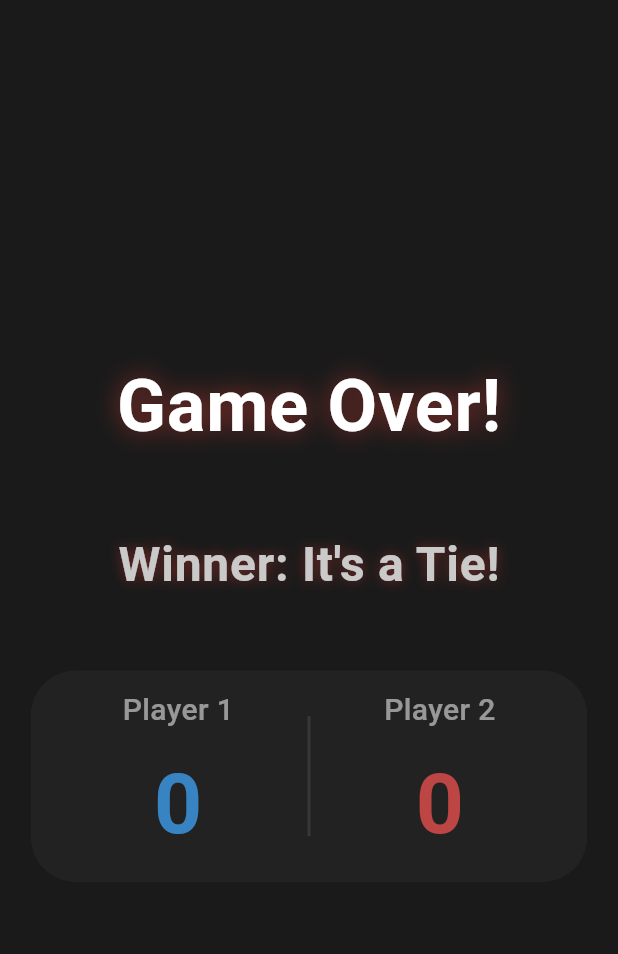
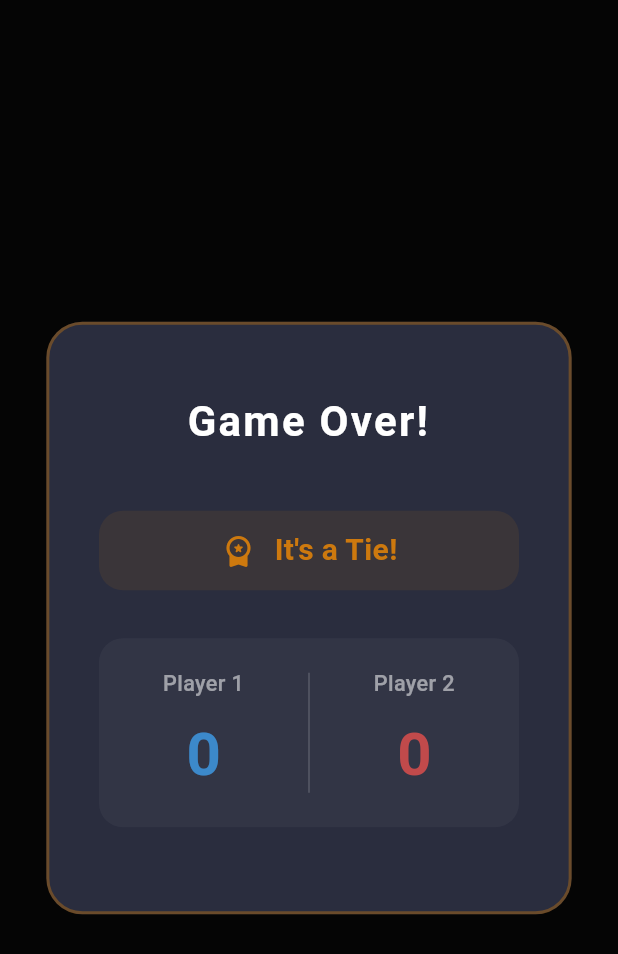
Before and after one commit to mustafaberat/click-battle-game, a Flutter app: the GameOverPopup widget shown alone on an empty page, opened directly with empty values, on a phone screen of 412 x 824 dp. Shown: the top 954 px of the screen. Run offline on Flutter 3.47's test engine with Material 3 defaults, Android fonts, the phone set to English and light mode, and no system bars; our stand-ins replace just_audio, shared_preferences; accounts and stored records are empty.

Commit message:
game over pop-up redesign

```diff
--- a/lib/screens/game/game_over_popup.dart
+++ b/lib/screens/game/game_over_popup.dart
@@ -24,7 +24,8 @@ class GameOverPopup extends StatefulWidget {
   State<GameOverPopup> createState() => _GameOverPopupState();
 }
 
-class _GameOverPopupState extends State<GameOverPopup> with TickerProviderStateMixin {
+class _GameOverPopupState extends State<GameOverPopup>
+    with TickerProviderStateMixin {
   late AnimationController _gameOverController;
   late AnimationController _resultController;
   late AnimationController _buttonsController;
@@ -122,215 +123,252 @@ class _GameOverPopupState extends State<GameOverPopup> with TickerProviderStateM
 
   @override
   Widget build(BuildContext context) {
-    final bool isWinner = widget.player1Score > widget.player2Score;
-    final Color winnerColor = isWinner ? Colors.blue[500]! : Colors.red[500]!;
-    final screenSize = MediaQuery.of(context).size;
     final localizationService = Provider.of<LocalizationService>(context);
 
-    return AbsorbPointer(
-      absorbing: !_canInteract,
+    final bool isTie = widget.player1Score == widget.player2Score;
+    final bool isPlayer1Winner = widget.player1Score > widget.player2Score;
+
+    final Color winnerColor = isTie
+        ? Colors.orangeAccent[400]!
+        : (isPlayer1Winner ? Colors.blue[400]! : Colors.red[400]!);
+
+    final String winnerText = isTie
+        ? localizationService.getText('tie')
+        : '${localizationService.getText('winner')}: ${widget.isSinglePlayer ? localizationService.getText(isPlayer1Winner ? 'player1' : 'robot') : localizationService.getText(isPlayer1Winner ? 'player1' : 'player2')}';
+
+    // Calculate safe font sizes for small screens
+    final double gameOverFontSize =
+        (MediaQuery.of(context).size.width * 0.07).clamp(20.0, 28.0);
+    final double winnerFontSize =
+        (MediaQuery.of(context).size.width * 0.05).clamp(16.0, 20.0);
+    final double scoreFontSize =
+        (MediaQuery.of(context).size.width * 0.1).clamp(28.0, 40.0);
+    final double labelFontSize =
+        (MediaQuery.of(context).size.width * 0.035).clamp(12.0, 16.0);
+
+    return Container(
+      width: double.infinity,
+      height: double.infinity,
+      color: Colors.black.withOpacity(0.8),
+      child: Center(
+        child: SingleChildScrollView(
+          child: Container(
+            width: MediaQuery.of(context).size.width * 0.85,
+            constraints: BoxConstraints(maxWidth: 400),
+            margin: EdgeInsets.symmetric(vertical: 24),
+            padding: EdgeInsets.all(24),
+            decoration: BoxDecoration(
+              color: Color(0xFF2A2D3E),
+              borderRadius: BorderRadius.circular(24),
+              border: Border.all(
+                color: winnerColor.withOpacity(0.3),
+                width: 2,
+              ),
+            ),
+            child: Column(
+              mainAxisSize: MainAxisSize.min,
+              children: [
+                // Game Over Text
+                Container(
+                  margin: EdgeInsets.only(top: 20),
+                  child: ScaleTransition(
+                    scale: _gameOverScale,
+                    child: Text(
+                      localizationService.getText('gameOver'),
+                      textAlign: TextAlign.center,
+                      style: TextStyle(
+                        color: Colors.white,
+                        fontSize: gameOverFontSize,
+                        fontWeight: FontWeight.bold,
+                        letterSpacing: 1.5,
+                      ),
+                    ),
+                  ),
+                ),
+                SizedBox(height: 40),
+
+                // Winner Display with Animation
+                FadeTransition(
+                  opacity: _resultOpacity,
                   child: Container(
                     width: double.infinity,
-        height: double.infinity,
-        color: const Color(0xFF1A1A1A),
-        child: SafeArea(
-          child: Padding(
-            padding: EdgeInsets.all(AppDimensions.padding(context)),
-            child: Column(
+                    constraints: BoxConstraints(maxWidth: 280),
+                    padding: EdgeInsets.symmetric(
+                      horizontal: 24,
+                      vertical: 12,
+                    ),
+                    decoration: BoxDecoration(
+                      color: winnerColor.withOpacity(0.1),
+                      borderRadius: BorderRadius.circular(16),
+                    ),
+                    child: Row(
                       mainAxisAlignment: MainAxisAlignment.center,
                       children: [
-                // Game Over Text with Scale Animation
+                        Icon(
+                          Icons.workspace_premium_rounded,
+                          color: winnerColor,
+                          size: 24,
+                        ),
+                        SizedBox(width: 12),
+                        Text(
+                          winnerText,
+                          style: TextStyle(
+                            color: winnerColor,
+                            fontSize: winnerFontSize,
+                            fontWeight: FontWeight.bold,
+                          ),
+                        ),
+                      ],
+                    ),
+                  ),
+                ),
+                SizedBox(height: 32),
+
+                // Score Display with Animation
+                FadeTransition(
+                  opacity: _resultOpacity,
+                  child: Container(
+                    width: double.infinity,
+                    constraints: BoxConstraints(maxWidth: 280),
+                    padding: EdgeInsets.symmetric(
+                      horizontal: 20,
+                      vertical: 20,
+                    ),
+                    decoration: BoxDecoration(
+                      color: Colors.white.withOpacity(0.05),
+                      borderRadius: BorderRadius.circular(16),
+                    ),
+                    child: Row(
+                      mainAxisAlignment: MainAxisAlignment.center,
+                      children: [
+                        Expanded(
+                          child: Center(
+                            child: _buildScoreColumn(
+                              localizationService.getText('player1'),
+                              widget.player1Score,
+                              Colors.blue[400]!,
+                              scoreFontSize,
+                              labelFontSize,
+                            ),
+                          ),
+                        ),
+                        Container(
+                          height: 80,
+                          width: 1,
+                          margin: EdgeInsets.symmetric(horizontal: 20),
+                          color: Colors.white24,
+                        ),
+                        Expanded(
+                          child: Center(
+                            child: _buildScoreColumn(
+                              widget.isSinglePlayer
+                                  ? localizationService.getText('robot')
+                                  : localizationService.getText('player2'),
+                              widget.player2Score,
+                              Colors.red[400]!,
+                              scoreFontSize,
+                              labelFontSize,
+                            ),
+                          ),
+                        ),
+                      ],
+                    ),
+                  ),
+                ),
+                SizedBox(height: 32),
+
+                // Buttons with Animation
+                if (_showButtons)
                   ScaleTransition(
-                  scale: _gameOverScale,
+                    scale: _buttonsScale,
+                    child: FadeTransition(
+                      opacity: _buttonsOpacity,
                       child: Container(
-                    width: screenSize.width * 0.9,
-                    child: FittedBox(
-                      fit: BoxFit.scaleDown,
-                      child: Text(
-                        localizationService.getText('gameOver'),
-                        style: GameStyles.gameOverText(context).copyWith(
+                        width: double.infinity,
+                        constraints: BoxConstraints(maxWidth: 280),
+                        child: Column(
+                          children: [
+                            SizedBox(
+                              width: double.infinity,
+                              height: 56,
+                              child: ElevatedButton(
+                                onPressed: () {
+                                  Navigator.pushReplacement(
+                                    context,
+                                    MaterialPageRoute(
+                                      builder: (context) =>
+                                          GameScreen(gameArgs: widget.gameArgs),
+                                    ),
+                                  );
+                                },
+                                style: ElevatedButton.styleFrom(
+                                  backgroundColor: winnerColor,
+                                  foregroundColor: Colors.white,
+                                  elevation: 4,
+                                  padding: EdgeInsets.symmetric(horizontal: 24),
+                                  shape: RoundedRectangleBorder(
+                                    borderRadius: BorderRadius.circular(20),
+                                  ),
+                                ),
+                                child: Row(
+                                  mainAxisAlignment: MainAxisAlignment.center,
+                                  children: [
+                                    Icon(Icons.play_arrow_rounded,
+                                        color: Colors.white, size: 26),
+                                    SizedBox(width: 8),
+                                    Text(
+                                      localizationService.getText('playAgain'),
+                                      style: TextStyle(
                                         color: Colors.white,
-                          fontSize: 48,
+                                        fontSize: 16,
                                         fontWeight: FontWeight.bold,
-                          shadows: [
-                            Shadow(
-                              color: winnerColor.withOpacity(0.5),
-                              blurRadius: 20,
+                                        letterSpacing: 0.5,
+                                      ),
+                                    ),
+                                  ],
+                                ),
+                              ),
+                            ),
+                            SizedBox(height: 12),
+                            SizedBox(
+                              width: double.infinity,
+                              height: 56,
+                              child: ElevatedButton(
+                                onPressed: () => Navigator.pop(context),
+                                style: ElevatedButton.styleFrom(
+                                  backgroundColor:
+                                      Colors.white.withOpacity(0.1),
+                                  foregroundColor: Colors.white,
+                                  elevation: 0,
+                                  padding: EdgeInsets.symmetric(horizontal: 24),
+                                  shape: RoundedRectangleBorder(
+                                    borderRadius: BorderRadius.circular(20),
+                                  ),
+                                ),
+                                child: Row(
+                                  mainAxisAlignment: MainAxisAlignment.center,
+                                  children: [
+                                    Icon(Icons.home_rounded,
+                                        color: Colors.white, size: 26),
+                                    SizedBox(width: 8),
+                                    Text(
+                                      localizationService.getText('backToHome'),
+                                      style: TextStyle(
+                                        color: Colors.white,
+                                        fontSize: 16,
+                                        fontWeight: FontWeight.bold,
+                                        letterSpacing: 0.5,
+                                      ),
+                                    ),
+                                  ],
+                                ),
+                              ),
                             ),
                           ],
                         ),
                       ),
                     ),
                   ),
-                ),
-                SizedBox(height: AppDimensions.spacing(context) * 3),
-
-                // Results with Fade Animation
-                FadeTransition(
-                  opacity: _resultOpacity,
-                  child: Column(
-                    children: [
-                      Container(
-                        width: screenSize.width * 0.9,
-                        child: FittedBox(
-                          fit: BoxFit.scaleDown,
-                          child: Row(
-                            mainAxisAlignment: MainAxisAlignment.center,
-                            mainAxisSize: MainAxisSize.min,
-                            children: [
-                              if (widget.isSinglePlayer && !isWinner) Icon(Icons.smart_toy, color: Colors.red[500], size: 32),
-                              if (widget.isSinglePlayer && !isWinner) SizedBox(width: 8),
-                              Text(
-                                '${localizationService.getText('winner')}: ' +
-                                (widget.player1Score > widget.player2Score
-                                  ? (widget.isSinglePlayer ? localizationService.getText('you') : localizationService.getText('player1'))
-                                  : widget.player2Score > widget.player1Score
-                                    ? (widget.isSinglePlayer ? localizationService.getText('robot') : localizationService.getText('player2'))
-                                    : localizationService.getText('tie')),
-                                style: GameStyles.winnerText(context).copyWith(
-                                  color: Colors.white,
-                                  fontSize: 32,
-                                  shadows: [
-                                    Shadow(
-                                      color: winnerColor.withOpacity(0.5),
-                                      blurRadius: 10,
-                                    ),
-                                  ],
-                                ),
-                              ),
-                              if (isWinner) SizedBox(width: 8),
-                              if (isWinner) Icon(Icons.emoji_events, color: Colors.amber, size: 32),
-                            ],
-                          ),
-                        ),
-                      ),
-                      SizedBox(height: AppDimensions.spacing(context) * 3),
-                      Container(
-                        width: screenSize.width * 0.9,
-                        padding: EdgeInsets.symmetric(
-                          horizontal: AppDimensions.padding(context) * 0.75,
-                          vertical: AppDimensions.padding(context) * 0.75,
-                        ),
-                        decoration: BoxDecoration(
-                          color: Colors.white.withOpacity(0.05),
-                          borderRadius: BorderRadius.circular(AppDimensions.borderRadius(context) * 2),
-                        ),
-                        child: Row(
-                          mainAxisAlignment: MainAxisAlignment.spaceEvenly,
-                          children: [
-                            Expanded(
-                              child: Column(
-                                children: [
-                                  FittedBox(
-                                    fit: BoxFit.scaleDown,
-                                    child: Text(
-                                      widget.isSinglePlayer
-                                        ? localizationService.getText('you')
-                                        : localizationService.getText('player1'),
-                                      style: TextStyle(
-                                        color: Colors.white70,
-                                        fontSize: 20,
-                                        fontWeight: FontWeight.w500,
-                                      ),
-                                    ),
-                                  ),
-                                  SizedBox(height: 8),
-                                  FittedBox(
-                                    fit: BoxFit.scaleDown,
-                                    child: Text(
-                                      '${widget.player1Score}',
-                                      style: TextStyle(
-                                        color: Colors.blue[400],
-                                        fontSize: 56,
-                                        fontWeight: FontWeight.bold,
-                                      ),
-                                    ),
-                                  ),
-                                ],
-                              ),
-                            ),
-                            Container(
-                              height: 80,
-                              width: 2,
-                              color: Colors.white12,
-                            ),
-                            Expanded(
-                              child: Column(
-                                children: [
-                                  FittedBox(
-                                    fit: BoxFit.scaleDown,
-                                    child: Text(
-                                      widget.isSinglePlayer
-                                        ? localizationService.getText('robot')
-                                        : localizationService.getText('player2'),
-                                      style: TextStyle(
-                                        color: Colors.white70,
-                                        fontSize: 20,
-                                        fontWeight: FontWeight.w500,
-                                      ),
-                                    ),
-                                  ),
-                                  SizedBox(height: 8),
-                                  FittedBox(
-                                    fit: BoxFit.scaleDown,
-                                    child: Text(
-                                      '${widget.player2Score}',
-                                      style: TextStyle(
-                                        color: Colors.red[400],
-                                        fontSize: 56,
-                                        fontWeight: FontWeight.bold,
-                                      ),
-                                    ),
-                                  ),
-                                ],
-                              ),
-                            ),
-                          ],
-                        ),
-                      ),
-                    ],
-                  ),
-                ),
-
-                if (_showButtons) ...[
-                  SizedBox(height: AppDimensions.spacing(context) * 4),
-                  // Buttons with Scale and Fade Animation
-                  ScaleTransition(
-                    scale: _buttonsScale,
-                    child: FadeTransition(
-                      opacity: _buttonsOpacity,
-                      child: Column(
-                        children: [
-                          _buildButton(
-                            text: localizationService.getText('playAgain'),
-                            icon: Icons.replay_rounded,
-                            isHovered: _isPlayAgainHovered,
-                            onHover: (value) => setState(() => _isPlayAgainHovered = value),
-                            onTap: () {
-                              Navigator.pushReplacement(
-                                context,
-                                MaterialPageRoute(
-                                  builder: (context) => GameScreen(gameArgs: widget.gameArgs),
-                                ),
-                              );
-                            },
-                          ),
-                          SizedBox(height: AppDimensions.spacing(context)),
-                          _buildButton(
-                            text: localizationService.getText('backToHome'),
-                            icon: Icons.home_rounded,
-                            isHovered: _isHomeHovered,
-                            onHover: (value) => setState(() => _isHomeHovered = value),
-                            onTap: () {
-                              Navigator.popUntil(context, (route) => route.isFirst);
-                            },
-                            isPrimary: false,
-                          ),
-                        ],
-                      ),
-                    ),
-                  ),
-                ],
               ],
             ),
           ),
@@ -339,58 +377,30 @@ class _GameOverPopupState extends State<GameOverPopup> with TickerProviderStateM
     );
   }
 
-  Widget _buildButton({
-    required String text,
-    required IconData icon,
-    required bool isHovered,
-    required Function(bool) onHover,
-    required Function() onTap,
-    bool isPrimary = true,
-  }) {
-    return SizedBox(
-      width: double.infinity,
-      height: 70,
-      child: MouseRegion(
-        onEnter: (_) => onHover(true),
-        onExit: (_) => onHover(false),
-        child: AnimatedContainer(
-          duration: const Duration(milliseconds: 200),
-          transform: Matrix4.identity(),
-          child: ElevatedButton(
-            style: ButtonStyle(
-              backgroundColor: MaterialStateProperty.resolveWith<Color>(
-                (states) => isPrimary ? (isHovered ? Colors.blue[500]! : Colors.blue[400]!) : Colors.white12,
-              ),
-              shape: MaterialStateProperty.all<RoundedRectangleBorder>(
-                RoundedRectangleBorder(
-                  borderRadius: BorderRadius.circular(20),
+  Widget _buildScoreColumn(String label, int score, Color color,
+      double scoreFontSize, double labelFontSize) {
+    return Column(
+      mainAxisSize: MainAxisSize.min,
+      children: [
+        Text(
+          label,
+          textAlign: TextAlign.center,
+          style: TextStyle(
+            color: Colors.white70,
+            fontSize: labelFontSize,
+            fontWeight: FontWeight.w500,
           ),
         ),
-              elevation: MaterialStateProperty.all(isPrimary ? (isHovered ? 12 : 6) : 0),
-            ),
-            onPressed: onTap,
-            child: FittedBox(
-              fit: BoxFit.scaleDown,
-              child: Row(
-                mainAxisAlignment: MainAxisAlignment.center,
-                mainAxisSize: MainAxisSize.min,
-                children: [
-                  Icon(icon, color: Colors.white, size: 32),
-                  SizedBox(width: 16),
+        SizedBox(height: 8),
         Text(
-                    text,
+          score.toString(),
           style: TextStyle(
-                      color: Colors.white,
-                      fontSize: 28,
+            color: color,
+            fontSize: scoreFontSize,
             fontWeight: FontWeight.bold,
           ),
         ),
       ],
-              ),
-            ),
-          ),
-        ),
-      ),
     );
   }
 }
```
Also changed, not shown: lib/screens/game/game_screen.dart (+143 -16 lines), 1 other file. Lines whose indentation alone changed are shown as unchanged.
